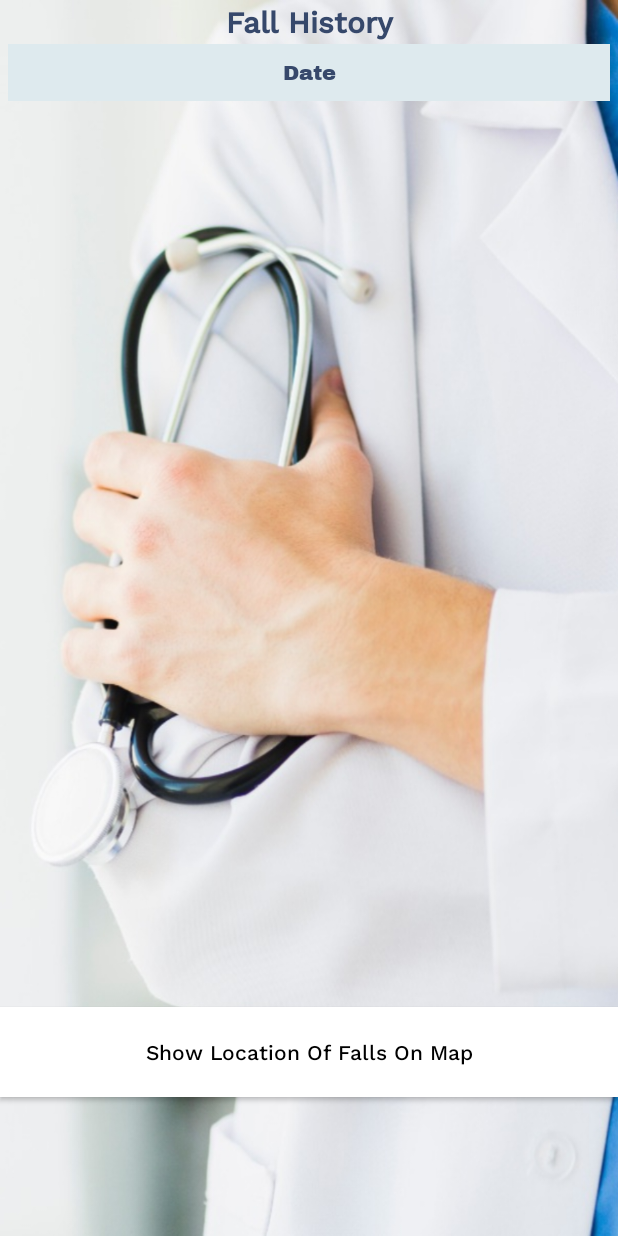
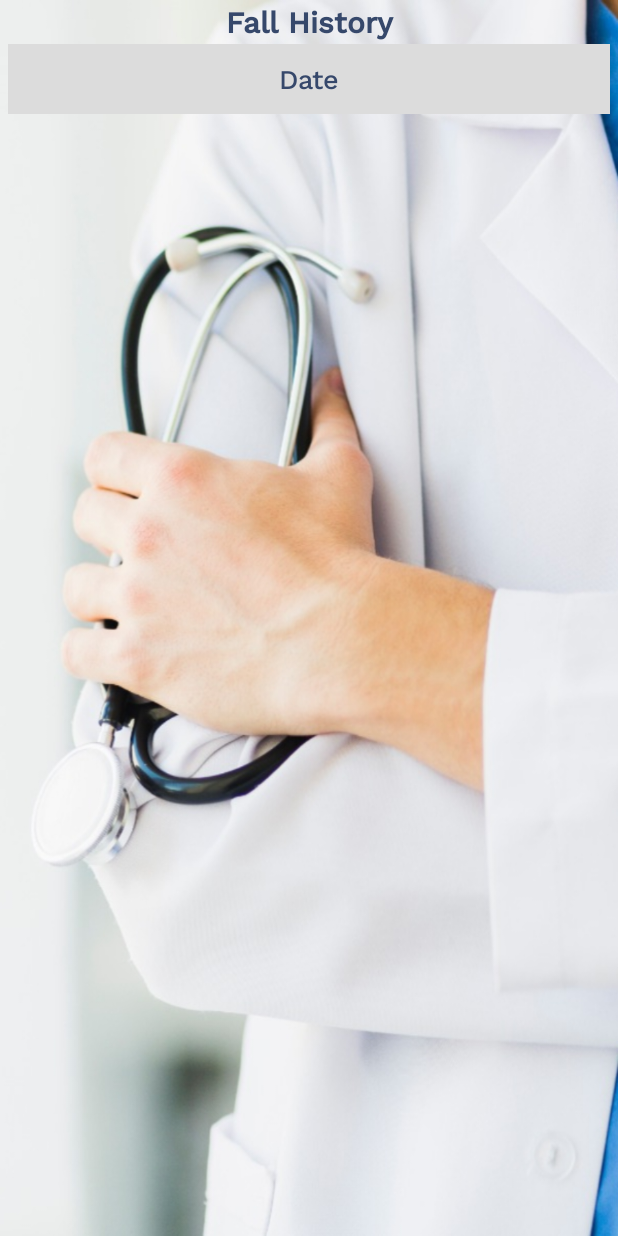
Before and after one commit to JasmineGranot/ArduinoWorkshopFireBase, an Android app: the layout activity_fall_history.xml on its own in the app's theme, with its tools: preview values and no code run, on a phone screen of 412 x 824 dp. Run offline under Robolectric (Android 15) with nearby library versions, the phone set to English and light mode, and no system bars; Roboto replaces fonts that are not available here.

Commit message:
finished designing the fall and pulse history (Nicole)!

```diff
--- a/ArduinoAndroidApplication/app/src/main/res/layout/activity_fall_history.xml
+++ b/ArduinoAndroidApplication/app/src/main/res/layout/activity_fall_history.xml
@@ -16,7 +16,7 @@
         <TableLayout
             android:id="@+id/fallHistoryTableLayout"
             android:layout_width="match_parent"
-            android:layout_height="671dp"
+            android:layout_height="880dp"
             android:paddingLeft="5dp"
             android:paddingRight="5dp">
 
@@ -36,7 +36,7 @@
                 android:id="@+id/headerTableRow"
                 android:layout_width="match_parent"
                 android:layout_height="match_parent"
-                android:background="#deeaee"
+                android:background="#DCDCDC"
                 android:padding="10dp">
 
                 <TextView
@@ -44,9 +44,10 @@
                     android:layout_width="wrap_content"
                     android:layout_height="wrap_content"
                     android:layout_weight="1"
-                    android:fontFamily="@font/archivo_black"
+                    android:fontFamily="@font/work_sans_medium"
                     android:gravity="center"
                     android:text="@string/date_label"
+                    android:textSize="18sp"
                     android:textColor="#36486b" />
 
             </TableRow>
@@ -57,9 +58,10 @@
             android:id="@+id/showOnMapButton"
             style="@android:style/Widget.Button.Toggle"
             android:layout_width="match_parent"
-            android:layout_height="60dp"
+            android:layout_height="wrap_content"
             android:background="@android:color/white"
             android:fontFamily="@font/work_sans_medium"
-            android:text="@string/show_location" />
+            android:text="@string/show_location"
+            android:textSize="20sp"/>
     </LinearLayout>
 </androidx.constraintlayout.widget.ConstraintLayout>
```
Also changed, not shown: ArduinoAndroidApplication/app/src/main/java/com/example/arduinoandroidapplication/FallHistory.java (+22 -9 lines), ArduinoAndroidApplication/app/src/main/java/com/example/arduinoandroidapplication/PulseHistory.java (+23 -11 lines), ArduinoAndroidApplication/app/src/main/res/layout/activity_pulse_history.xml (+5 -3 lines).
